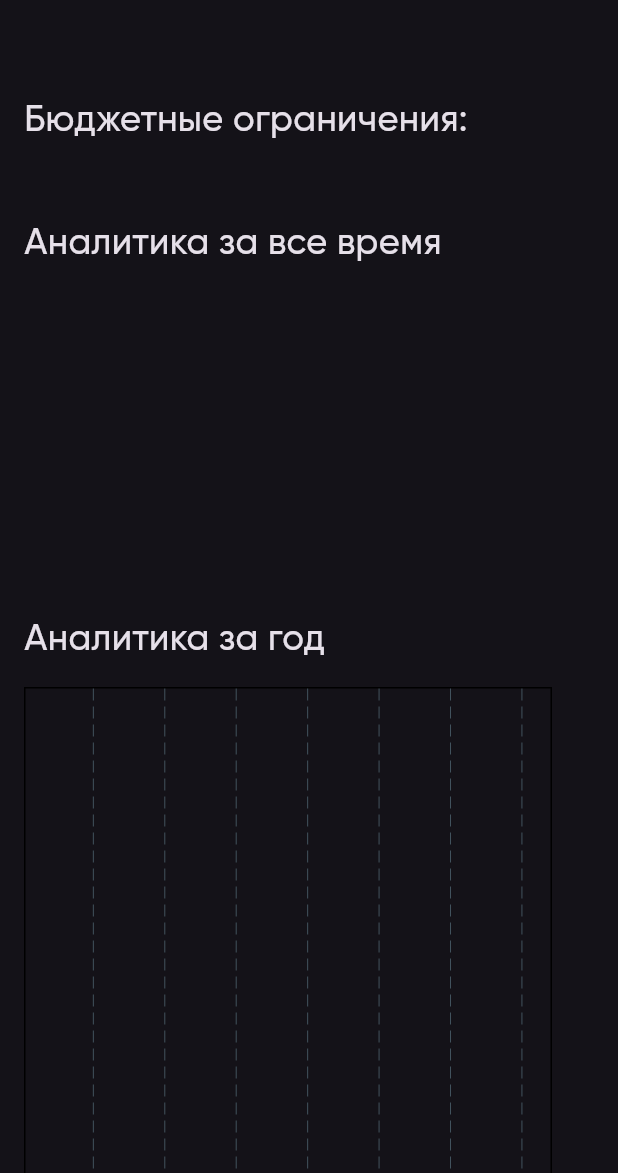
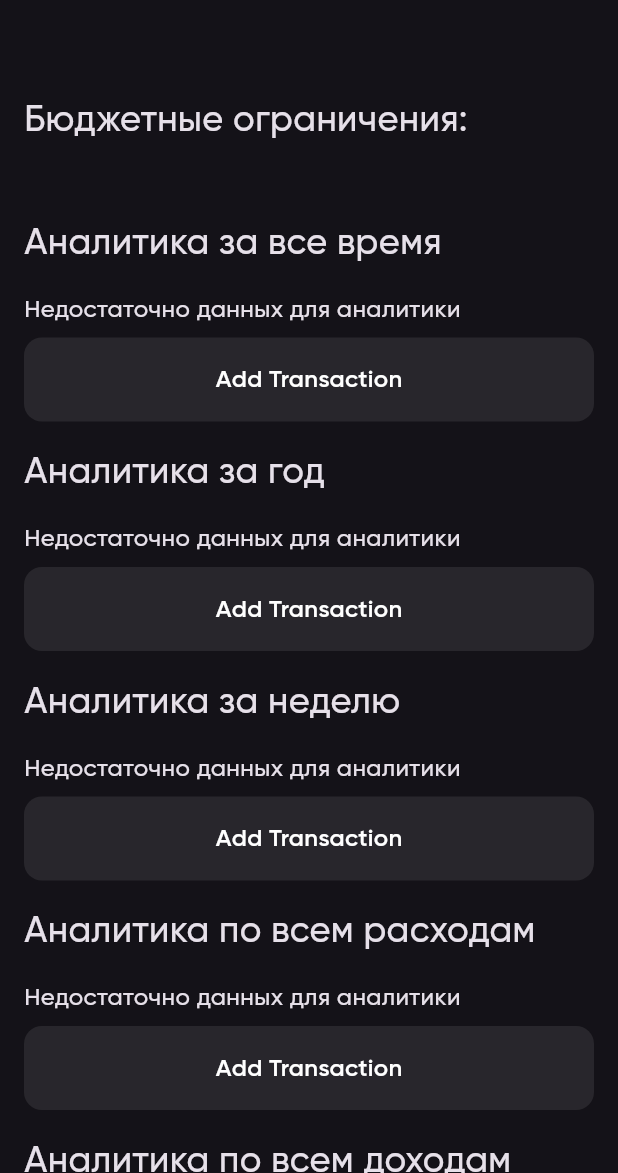
Before and after one commit to cup-of-Aygiz/money_tracker, a Flutter app: the AnalyticsScreen screen opened directly, on a phone screen of 412 x 824 dp, the part 63-1236 px from its top. Run offline on Flutter 3.47's test engine with Material 3 defaults, Android fonts, the light colour scheme and no system bars; drawn by our look-alikes of fl_chart; our stand-ins replace another_flushbar, auto_route, auto_size_text, currency_text_input_formatter, flutter_bloc, flutter_keyboard_visibility and 7 more; missing offline and left inert: animated_size_and_fade.

Commit message:
fix(analytics): поправил отображение аналитики

```diff
--- a/lib/features/analytics/components/analytics_by_all_time.dart
+++ b/lib/features/analytics/components/analytics_by_all_time.dart
@@ -1,32 +1,43 @@
 import 'package:fl_chart/fl_chart.dart';
 import 'package:flutter/material.dart';
 import 'package:money_tracker/app/domain/modal/transaction_entity/transaction_entity.dart';
+import 'package:money_tracker/features/analytics/components/not_enough_analytics_data.dart';
 import 'package:money_tracker/uikit/colors/app_colors.dart';
 
 class AnalyticsByAllTime extends StatelessWidget {
   const AnalyticsByAllTime({
     super.key,
     required this.transactions,
+    required this.aspectRatio,
   });
 
   final List<TransactionEntity> transactions;
+  final double aspectRatio;
 
   @override
   Widget build(BuildContext context) {
-    return PieChart(
+    final expenseAmount = _calculateTotalAmount(TransactionType.expense);
+    final incomeAmount = _calculateTotalAmount(TransactionType.income);
+    if (incomeAmount == 0 && expenseAmount == 0) {
+      return const NotEnoughAnalyticsData();
+    }
+    return AspectRatio(
+      aspectRatio: aspectRatio,
+      child: PieChart(
         PieChartData(
           sections: [
             PieChartSectionData(
               title: 'Расходы',
               color: AppColors.red,
-            value: _calculateTotalAmount(TransactionType.expense),
+              value: expenseAmount,
             ),
             PieChartSectionData(
               title: 'Доходы',
               color: AppColors.green,
-            value: _calculateTotalAmount(TransactionType.income),
+              value: incomeAmount,
             ),
           ],
+        ),
       ),
     );
   }
--- a/lib/features/analytics/components/analytics_by_category.dart
+++ b/lib/features/analytics/components/analytics_by_category.dart
@@ -6,6 +6,7 @@ import 'package:gap/gap.dart';
 import 'package:money_tracker/app/domain/modal/transaction_category/transaction_category_entity.dart';
 import 'package:money_tracker/app/domain/modal/transaction_entity/transaction_entity.dart';
 import 'package:money_tracker/features/analytics/analytics_utils.dart';
+import 'package:money_tracker/features/analytics/components/not_enough_analytics_data.dart';
 import 'package:money_tracker/features/home/presentation/components/transaction_filter/category_indicator.dart';
 
 class ChartWidget extends StatelessWidget {
@@ -28,7 +29,9 @@ class ChartWidget extends StatelessWidget {
     final barGroups = _createBarGroups(groupedTransactions);
     List<TransactionCategoryEntity> categoryNames =
         groupedTransactions.keys.map((category) => category).toList();
-
+    if (barGroups.isEmpty || barGroups.length == 1) {
+      return const NotEnoughAnalyticsData();
+    }
     return Column(
       crossAxisAlignment: CrossAxisAlignment.start,
       children: [
@@ -46,6 +49,8 @@ class ChartWidget extends StatelessWidget {
                 enabled: false,
               ),
               titlesData: FlTitlesData(
+                topTitles:
+                    const AxisTitles(sideTitles: SideTitles(showTitles: false)),
                 bottomTitles: AxisTitles(
                   sideTitles: SideTitles(
                     showTitles: true,
--- a/lib/features/analytics/components/analytics_by_week.dart
+++ b/lib/features/analytics/components/analytics_by_week.dart
@@ -1,17 +1,34 @@
 import 'package:fl_chart/fl_chart.dart';
 import 'package:flutter/material.dart';
+import 'package:intl/intl.dart';
 import 'package:money_tracker/app/domain/modal/transaction_entity/transaction_entity.dart';
 import 'package:money_tracker/features/analytics/analytics_utils.dart';
+import 'package:money_tracker/features/analytics/components/not_enough_analytics_data.dart';
 import 'package:money_tracker/uikit/colors/app_colors.dart';
+import 'package:money_tracker/utils/date_time/date_time_utils.dart';
 
 class AnalyticsByWeek extends StatelessWidget {
-  const AnalyticsByWeek({super.key, required this.transactions});
+  const AnalyticsByWeek({
+    super.key,
+    required this.transactions,
+    required this.aspectRatio,
+  });
 
   final List<TransactionEntity> transactions;
+  final double aspectRatio;
 
   @override
   Widget build(BuildContext context) {
-    return BarChart(
+    final maxY = AnalyticsUtils.calculateMaxAmountByDate(
+      days: 7,
+      transactions: transactions,
+    );
+    if (maxY == 0) {
+      return const NotEnoughAnalyticsData();
+    }
+    return AspectRatio(
+      aspectRatio: aspectRatio,
+      child: BarChart(
         BarChartData(
           alignment: BarChartAlignment.spaceAround,
           maxY: AnalyticsUtils.calculateMaxAmountByDate(
@@ -23,9 +40,26 @@ class AnalyticsByWeek extends StatelessWidget {
               touchTooltipData: BarTouchTooltipData(
             getTooltipColor: (_) => AppColors.black,
           )),
-        titlesData: const FlTitlesData(
-          topTitles: AxisTitles(sideTitles: SideTitles(showTitles: false)),
-          leftTitles: AxisTitles(sideTitles: SideTitles(showTitles: false)),
+          titlesData: FlTitlesData(
+            topTitles:
+                const AxisTitles(sideTitles: SideTitles(showTitles: false)),
+            leftTitles:
+                const AxisTitles(sideTitles: SideTitles(showTitles: false)),
+            bottomTitles: AxisTitles(
+              sideTitles: SideTitles(
+                showTitles: true,
+                getTitlesWidget: (value, _) {
+                  DateTime date = DateTime.now()
+                      .subtract(Duration(days: (6 - value).toInt()));
+                  return Text(
+                    DateFormat(FormatDate.month).format(
+                      date,
+                    ),
+                  );
+                },
+              ),
+            ),
+          ),
         ),
       ),
     );
--- a/lib/features/analytics/components/analytics_by_year.dart
+++ b/lib/features/analytics/components/analytics_by_year.dart
@@ -6,17 +6,29 @@ import 'package:money_tracker/features/analytics/analytics_utils.dart';
 import 'package:money_tracker/uikit/colors/app_colors.dart';
 import 'package:money_tracker/utils/date_time/date_time_utils.dart';
 
+import 'package:money_tracker/features/analytics/components/not_enough_analytics_data.dart';
+import 'package:money_tracker/utils/string/string_utils.dart';
+
 class AnalyticsByYear extends StatelessWidget {
   const AnalyticsByYear({
     super.key,
     required this.transactions,
+    required this.aspectRatio,
   });
 
   final List<TransactionEntity> transactions;
+  final double aspectRatio;
 
   @override
   Widget build(BuildContext context) {
-    return LineChart(
+    final maxY = AnalyticsUtils.calculateMaxAmountByDate(
+        days: 365, transactions: transactions);
+    if (maxY == 0) {
+      return const NotEnoughAnalyticsData();
+    }
+    return AspectRatio(
+      aspectRatio: aspectRatio,
+      child: LineChart(
         LineChartData(
           lineTouchData: LineTouchData(
             touchTooltipData: LineTouchTooltipData(
@@ -29,7 +41,7 @@ class AnalyticsByYear extends StatelessWidget {
                     1,
                   ).add(Duration(days: lineBarSpot.x.toInt() - 1));
                   return LineTooltipItem(
-                  '${lineBarSpot.y.toString()} ',
+                    FormatString.amountForUser(lineBarSpot.y),
                     TextStyle(
                         color: lineBarSpot.barIndex == 0
                             ? AppColors.red
@@ -37,12 +49,12 @@ class AnalyticsByYear extends StatelessWidget {
                         fontWeight: FontWeight.bold),
                     children: [
                       TextSpan(
-                      text: '\n${date.day} '
-                          '${DateFormat(FormatDate.month).format(
-                        DateTime(DateTime.now().year, date.month),
-                      )}',
+                        text: "\n${DateFormat(FormatDate.month).format(
+                          date,
+                        )}",
                         style: const TextStyle(
-                          color: AppColors.white, fontWeight: FontWeight.bold),
+                            color: AppColors.white,
+                            fontWeight: FontWeight.bold),
                       ),
                     ],
                   );
@@ -64,8 +76,7 @@ class AnalyticsByYear extends StatelessWidget {
                   .inDays
                   .toDouble(),
           minY: 0,
-        maxY: AnalyticsUtils.calculateMaxAmountByDate(
-            days: 365, transactions: transactions),
+          maxY: maxY,
           titlesData: const FlTitlesData(
             topTitles: AxisTitles(sideTitles: SideTitles(showTitles: false)),
             leftTitles: AxisTitles(sideTitles: SideTitles(showTitles: false)),
@@ -96,6 +107,7 @@ class AnalyticsByYear extends StatelessWidget {
             ),
           ],
         ),
+      ),
     );
   }
 
--- a/lib/features/analytics/components/analytics_chart_and_title.dart
+++ b/lib/features/analytics/components/analytics_chart_and_title.dart
@@ -8,12 +8,10 @@ class AnalyticsChartAndTitle extends StatelessWidget {
     super.key,
     required this.title,
     required this.child,
-    this.aspectRatio = 1,
   });
 
   final String title;
   final Widget child;
-  final double? aspectRatio;
 
   @override
   Widget build(BuildContext context) {
@@ -25,9 +23,7 @@ class AnalyticsChartAndTitle extends StatelessWidget {
           style: AppTextStyle.defaultHeadline2,
         ),
         const Gap(16),
-        aspectRatio == null
-            ? child
-            : AspectRatio(aspectRatio: aspectRatio!, child: child),
+        child,
       ],
     );
   }
--- /dev/null
+++ b/lib/features/analytics/components/not_enough_analytics_data.dart
@@ -0,0 +1,36 @@
+import 'package:auto_route/auto_route.dart';
+import 'package:flutter/material.dart';
+import 'package:gap/gap.dart';
+import 'package:money_tracker/localization/localization.dart';
+import 'package:money_tracker/router/app_router.dart';
+import 'package:money_tracker/uikit/button/app_text_button.dart';
+import 'package:money_tracker/uikit/text_style/app_text_style.dart';
+
+class NotEnoughAnalyticsData extends StatelessWidget {
+  const NotEnoughAnalyticsData({super.key, this.padding});
+
+  final EdgeInsets? padding;
+
+  @override
+  Widget build(BuildContext context) {
+    return Column(
+      crossAxisAlignment: CrossAxisAlignment.start,
+      children: [
+        Text(
+          context.locale.notEnoughAnalyticsData,
+          style: AppTextStyle.defaultBody,
+        ),
+        const Gap(8),
+        Padding(
+          padding: padding ?? const EdgeInsets.only(right: 16),
+          child: AppTextButton(
+            onPressed: () {
+              context.router.navigate(const AddTransactionRoute());
+            },
+            text: context.locale.addedTransaction,
+          ),
+        )
+      ],
+    );
+  }
+}
--- a/lib/features/analytics/presentation/analytics_screen.dart
+++ b/lib/features/analytics/presentation/analytics_screen.dart
@@ -37,8 +37,8 @@ class AnalyticsScreen extends StatelessWidget {
                 padding: const EdgeInsets.only(left: 16),
                 child: AnalyticsChartAndTitle(
                   title: context.locale.analyticsAllTime,
-                  aspectRatio: 2,
                   child: AnalyticsByAllTime(
+                    aspectRatio: 2,
                     transactions: state.transactionsList,
                   ),
                 ),
@@ -49,6 +49,7 @@ class AnalyticsScreen extends StatelessWidget {
                 child: AnalyticsChartAndTitle(
                   title: context.locale.analyticsYear,
                   child: AnalyticsByYear(
+                    aspectRatio: 1,
                     transactions: state.transactionsList,
                   ),
                 ),
@@ -59,6 +60,7 @@ class AnalyticsScreen extends StatelessWidget {
                 child: AnalyticsChartAndTitle(
                   title: context.locale.analyticsWeek,
                   child: AnalyticsByWeek(
+                    aspectRatio: 1,
                     transactions: state.transactionsList,
                   ),
                 ),
@@ -68,7 +70,6 @@ class AnalyticsScreen extends StatelessWidget {
                 padding: const EdgeInsets.only(left: 16),
                 child: AnalyticsChartAndTitle(
                   title: context.locale.analyticsAllExpenses,
-                  aspectRatio: null,
                   child: ChartWidget(
                     type: TransactionType.expense,
                     transactions: state.transactionsList,
@@ -80,7 +81,6 @@ class AnalyticsScreen extends StatelessWidget {
                 padding: const EdgeInsets.only(left: 16),
                 child: AnalyticsChartAndTitle(
                   title: context.locale.analyticsAllIncomes,
-                  aspectRatio: null,
                   child: ChartWidget(
                     type: TransactionType.income,
                     transactions: state.transactionsList,
--- a/lib/localization/translations/intl_ru.arb
+++ b/lib/localization/translations/intl_ru.arb
@@ -63,5 +63,6 @@
   "transactionUpdated": "Транзакция \"{name}\" изменена",
   "limitAdded": "Лимит по категории \"{name}\" добавлен",
   "limitUpdated": "Лимит по категории \"{name}\" изменен",
-  "limitDelete": "Лимит по категории \"{name}\" удален"
+  "limitDelete": "Лимит по категории \"{name}\" удален",
+  "notEnoughAnalyticsData": "Недостаточно данных для аналитики"
 }
--- a/lib/utils/date_time/date_time_utils.dart
+++ b/lib/utils/date_time/date_time_utils.dart
@@ -1,4 +1,4 @@
 class FormatDate {
   static const dayMonthYear = 'dd.MM.yyyy';
-  static const month = 'MMMM';
+  static const month = 'd MMMM';
 }
```
Also changed, not shown: lib/localization/generated/intl/messages_ru.dart, lib/localization/generated/l10n.dart. Lines whose indentation alone changed are shown as unchanged.
